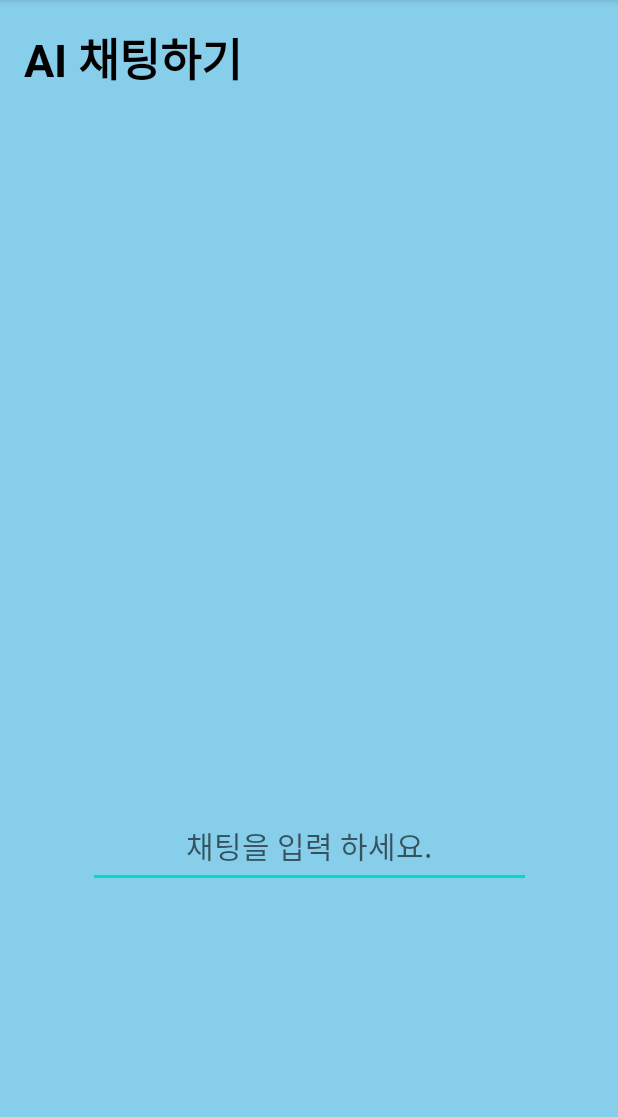
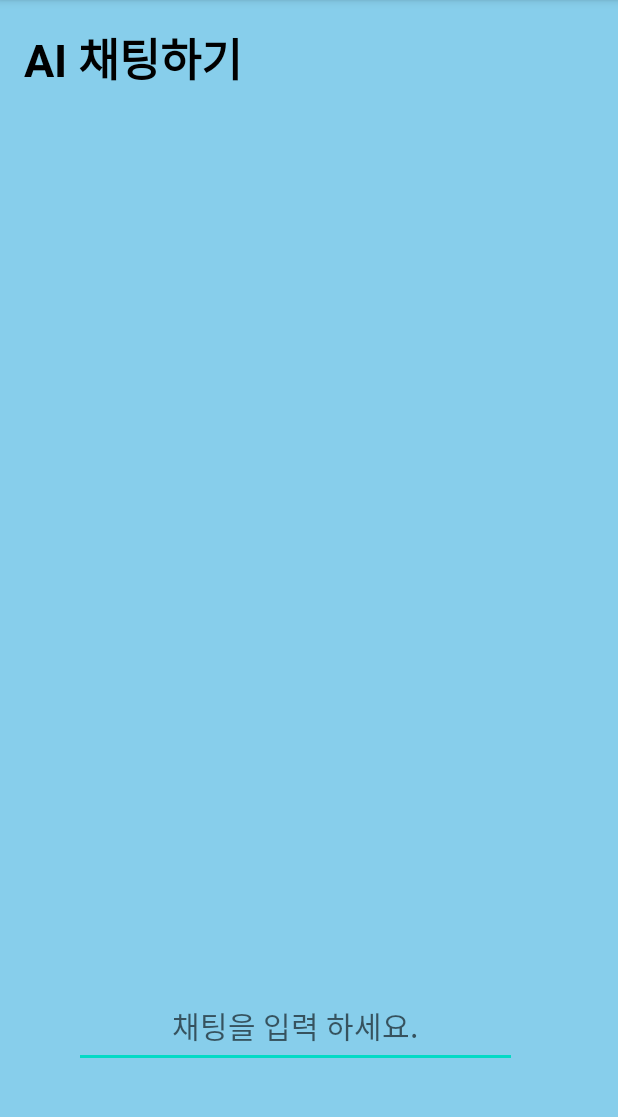
Before and after one commit to junghyunsoo24/portfolio-teenager-emotion-app, an Android app: the ChatBotActivity screen opened directly, with no data from a screen before it, on a phone screen of 412 x 824 dp, the part 84-1201 px from its top. Run offline under Robolectric (Android 15) with nearby library versions, the phone set to English and light mode, and no system bars; 2 statements that could not run were skipped.

Commit message:
청소년 감정 예방 모니 터링 로그 아웃 기능 + 챗봇 채팅 ux 개선

```diff
--- a/app/src/main/java/com/example/portfolioteenageremotionpreventapp/ChatBotActivity.kt
+++ b/app/src/main/java/com/example/portfolioteenageremotionpreventapp/ChatBotActivity.kt
@@ -32,6 +32,8 @@ class ChatBotActivity : AppCompatActivity() {
     private lateinit var binding: ActivityChatbotBinding
 
     private lateinit var viewModel: AppViewModel
+
+    private val sharedPreferencesKey = "chat_history"
 
     override fun onCreate(savedInstanceState: Bundle?) {
         super.onCreate(savedInstanceState)
@@ -69,7 +71,7 @@ class ChatBotActivity : AppCompatActivity() {
             actionBar.setDisplayHomeAsUpEnabled(true)
         }
 
-        loadChatHistory() // 저장된 채팅 기록 불러오기
+        loadChatHistory()
     }
 
     override fun onCreateOptionsMenu(menu: Menu): Boolean {
@@ -106,7 +108,7 @@ class ChatBotActivity : AppCompatActivity() {
                         adapter.notifyDataSetChanged()
                         scrollToBottom()
 
-                        saveChatHistory() // 채팅 기록 저장
+                        saveChatHistory()
                     } else {
                         Log.e("@@@@Error3", "Response body is null")
                     }
@@ -131,8 +133,6 @@ class ChatBotActivity : AppCompatActivity() {
         imm.hideSoftInputFromWindow(currentFocus?.windowToken, 0)
         return super.dispatchTouchEvent(ev)
     }
-
-    private val sharedPreferencesKey = "chat_history"
 
     private fun loadChatHistory() {
         val sharedPreferences = getSharedPreferences(sharedPreferencesKey, Context.MODE_PRIVATE)
--- a/app/src/main/res/layout/activity_chatbot.xml
+++ b/app/src/main/res/layout/activity_chatbot.xml
@@ -25,22 +25,22 @@
         android:id="@+id/input"
         android:layout_width="295dp"
         android:layout_height="56dp"
-        android:layout_marginTop="456dp"
+        android:layout_marginTop="576dp"
         android:gravity="center"
         android:hint="채팅을 입력 하세요."
         android:inputType="textPersonName"
         android:textSize="20sp"
         app:layout_constraintEnd_toEndOf="parent"
+        app:layout_constraintHorizontal_bias="0.422"
         app:layout_constraintStart_toStartOf="parent"
         app:layout_constraintTop_toBottomOf="@+id/chatBot" />
 
     <androidx.recyclerview.widget.RecyclerView
         android:id="@+id/chatBotRecyclerView"
-        android:layout_width="408dp"
-        android:layout_height="430dp"
-        android:layout_marginBottom="4dp"
+        android:layout_width="424dp"
+        android:layout_height="526dp"
+        android:layout_marginBottom="28dp"
         app:layout_constraintBottom_toTopOf="@+id/input"
         app:layout_constraintEnd_toEndOf="parent"
-        app:layout_constraintHorizontal_bias="0.333"
         app:layout_constraintStart_toStartOf="parent" />
 </androidx.constraintlayout.widget.ConstraintLayout>
```
Also changed, not shown: app/src/main/java/com/example/portfolioteenageremotionpreventapp/MyPageActivity.kt (+11 -4 lines), app/src/main/java/com/example/portfolioteenageremotionpreventapp/adapter/ChatBotAdapter.kt (+7 -3 lines), app/src/main/res/layout/item_chatbot.xml (+38 -7 lines).
